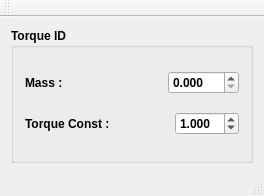
First picture: the form in RobotControllerUI/TorqueID/torqueid.ui, repository hajunsong/Controller, before the edit.
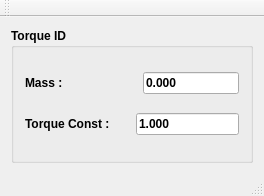
Second picture: the form after the edit.

What changed in the file:
```diff
--- a/RobotControllerUI/TorqueID/torqueid.ui
+++ b/RobotControllerUI/TorqueID/torqueid.ui
@@ -64,31 +64,16 @@
            </property>
            <property name="sizeHint" stdset="0">
             <size>
-             <width>40</width>
+             <width>100</width>
              <height>20</height>
             </size>
            </property>
           </spacer>
          </item>
          <item>
-          <widget class="QDoubleSpinBox" name="sbMass">
-           <property name="maximumSize">
-            <size>
-             <width>71</width>
-             <height>16777215</height>
-            </size>
-           </property>
-           <property name="decimals">
-            <number>3</number>
-           </property>
-           <property name="maximum">
-            <double>9999.989999999999782</double>
-           </property>
-           <property name="singleStep">
-            <double>0.010000000000000</double>
-           </property>
-           <property name="stepType">
-            <enum>QAbstractSpinBox::DefaultStepType</enum>
+          <widget class="QLineEdit" name="txtMass">
+           <property name="text">
+            <string>0.000</string>
            </property>
           </widget>
          </item>
@@ -117,18 +102,9 @@
           </spacer>
          </item>
          <item>
-          <widget class="QDoubleSpinBox" name="sbTorqueConst">
-           <property name="decimals">
-            <number>3</number>
-           </property>
-           <property name="singleStep">
-            <double>0.001000000000000</double>
-           </property>
-           <property name="stepType">
-            <enum>QAbstractSpinBox::DefaultStepType</enum>
-           </property>
-           <property name="value">
-            <double>1.000000000000000</double>
+          <widget class="QLineEdit" name="txtTorqueConst">
+           <property name="text">
+            <string>1.000</string>
            </property>
           </widget>
          </item>
```
